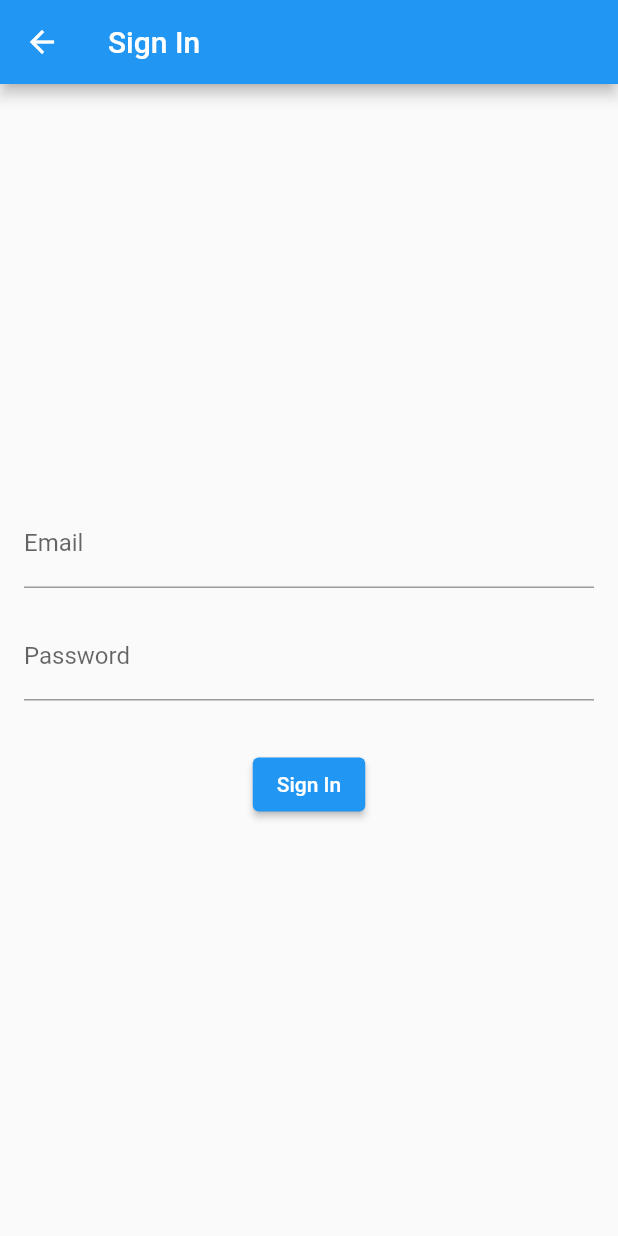
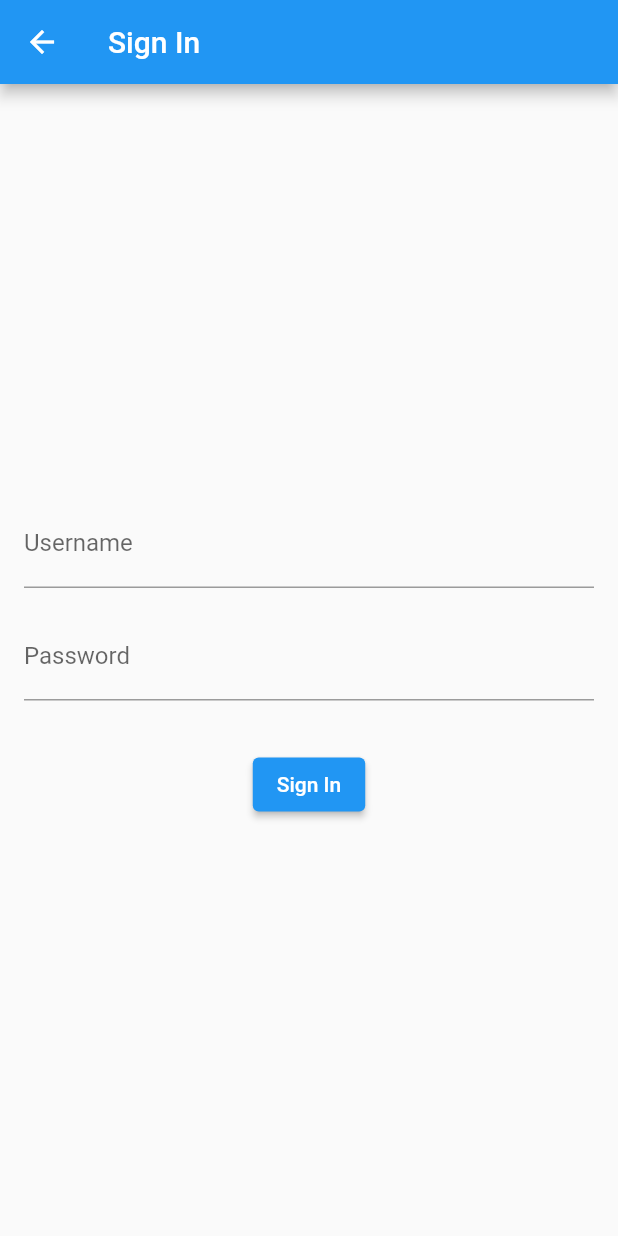
Before and after one commit to Rahanjose19/KeriVaa, a Flutter app: the SignInPage screen opened directly, after a tap on "Sign In", on a phone screen of 412 x 824 dp. Run offline on Flutter 3.47's test engine with Material 2 defaults, Android fonts, the phone set to English and light mode, and no system bars; our stand-ins replace supabase, video_player; accounts and stored records are empty; network calls fail.

Commit message:
sigin changes

```diff
--- a/lib/signin.dart
+++ b/lib/signin.dart
@@ -1,4 +1,6 @@
 import 'package:flutter/material.dart';
+import 'package:http/http.dart' as http;
+import 'dart:convert';
 
 void main() {
   runApp(MyApp());
@@ -19,18 +21,33 @@ class SignInPage extends StatefulWidget {
 }
 
 class _SignInPageState extends State<SignInPage> {
-  final TextEditingController _emailController = TextEditingController();
+  final TextEditingController _usernameController = TextEditingController();
   final TextEditingController _passwordController = TextEditingController();
 
-  void _signIn() {
-    // Implement your sign-in logic here
-    String email = _emailController.text;
-    String password = _passwordController.text;
+ Future<void> _signIn() async {
 
-    // Add your authentication logic here (e.g., check against a database)
-    print('Signing in with email: $email, password: $password');
+  //paste signin apiurl here
 
-    // Navigate to the next screen or perform additional actions as needed
+    final String apiUrl = 'http://your-node-backend-url/signin';
+
+    final response = await http.post(
+      Uri.parse(apiUrl),
+      headers: <String, String>{
+        'Content-Type': 'application/json; charset=UTF-8',
+      },
+      body: jsonEncode(<String, String>{
+        'username': _usernameController.text,
+        'password': _passwordController.text,
+      }),
+    );
+
+    if (response.statusCode == 200) {
+      // Successfully signed in with Node.js backend
+      // Now, implement the logic to sign in through Supabase
+    } else {
+      // Handle error
+      print('Failed to sign in. Status code: ${response.statusCode}');
+    }
   }
 
   @override
@@ -45,8 +62,8 @@ class _SignInPageState extends State<SignInPage> {
           mainAxisAlignment: MainAxisAlignment.center,
           children: [
             TextField(
-              controller: _emailController,
-              decoration: InputDecoration(labelText: 'Email'),
+              controller: _usernameController,
+              decoration: InputDecoration(labelText: 'Username'),
               keyboardType: TextInputType.emailAddress,
             ),
             SizedBox(height: 16.0),
```
